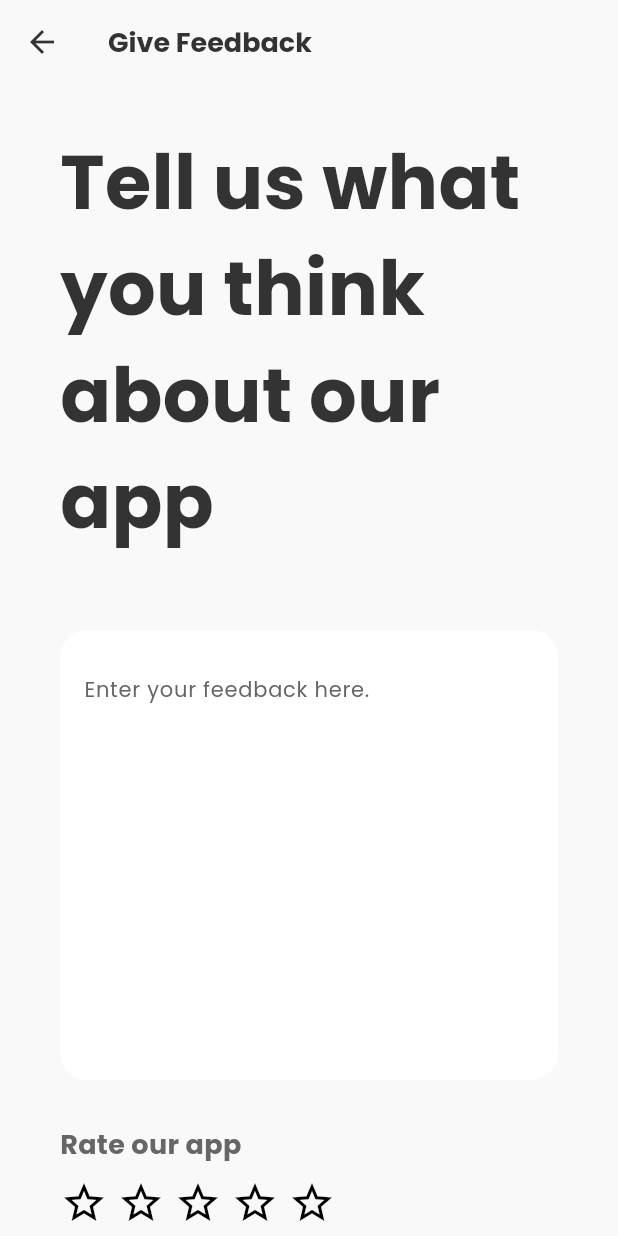
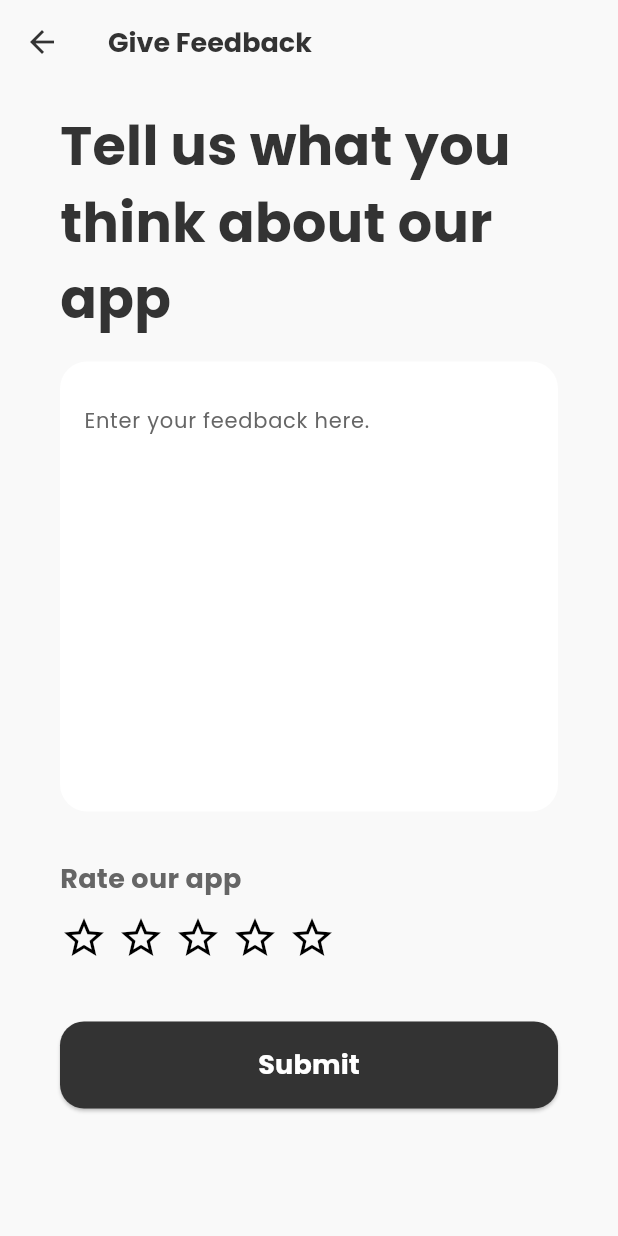
Before and after one commit to taha-kahya/cs310-group11, a Flutter app: the GiveFeedbackPage screen opened by its route, on a phone screen of 412 x 824 dp. Run offline on Flutter 3.47's test engine with Material 3 defaults, Android fonts, the phone set to English and light mode, and no system bars.

Commit message:
style: decrease font sizes in feedback and report bug pages

```diff
--- a/lib/pages/giveFeedback/give_feedback_page.dart
+++ b/lib/pages/giveFeedback/give_feedback_page.dart
@@ -40,17 +40,17 @@ class _GiveFeedbackPageState extends State<GiveFeedbackPage> {
         child: Column(
           crossAxisAlignment: CrossAxisAlignment.start,
           children: [
-            const SizedBox(height: 30),
+            const SizedBox(height: 16),
 
             Text(
               "Tell us what you think about our app",
               style: AppTextStyles.heading.copyWith(
                 color: AppColors.primary,
-                fontSize: 50,
+                fontSize: 36,
               ),
             ),
 
-            const SizedBox(height: 50),
+            const SizedBox(height: 16),
 
             Container(
               height: 300,
@@ -74,7 +74,7 @@ class _GiveFeedbackPageState extends State<GiveFeedbackPage> {
               ),
             ),
 
-            const SizedBox(height: 30),
+            const SizedBox(height: 32),
 
             Text(
               "Rate our app",
--- a/lib/pages/placeDetails/place_details_page.dart
+++ b/lib/pages/placeDetails/place_details_page.dart
@@ -1,5 +1,6 @@
 import 'package:flutter/material.dart';
 import 'package:locai/widgets/place_card.dart';
+import 'package:locai/utils/text_styles.dart';
 
 class PlaceDetailsPage extends StatelessWidget {
   const PlaceDetailsPage({super.key});
@@ -26,10 +27,7 @@ class PlaceDetailsPage extends StatelessWidget {
         iconTheme: const IconThemeData(color: Colors.black),
         title: Text(
           place.name,
-          style: const TextStyle(
-            color: Colors.black,
-            fontWeight: FontWeight.w700,
-          ),
+          style: AppTextStyles.subheading
         ),
       ),
 
--- a/lib/pages/reportBug/report_bug_page.dart
+++ b/lib/pages/reportBug/report_bug_page.dart
@@ -46,12 +46,12 @@ class _ReportBugPageState extends State<ReportBugPage> {
             Text(
               "Have you detected a bug? Let us know.",
               style: AppTextStyles.heading.copyWith(
-                fontSize: 50,
+                fontSize: 36,
                 color: AppColors.primary,
               ),
             ),
 
-            const SizedBox(height: 50),
+            const SizedBox(height: 16),
 
             Container(
               height: 300,
@@ -75,7 +75,7 @@ class _ReportBugPageState extends State<ReportBugPage> {
               ),
             ),
 
-            const SizedBox(height: 30),
+            const SizedBox(height: 32),
 
             Text(
               "Select priority level",
--- a/lib/widgets/custom_app_bar.dart
+++ b/lib/widgets/custom_app_bar.dart
@@ -33,7 +33,7 @@ class CustomAppBar extends StatelessWidget implements PreferredSizeWidget {
           : null,
       title: Text(
         title,
-        style: AppTextStyles.heading,
+        style: AppTextStyles.subheading,
       ),
       actions: showMenu
           ? [
```
Also changed, not shown: lib/pages/home/home_page.dart (+1 -14 lines).
